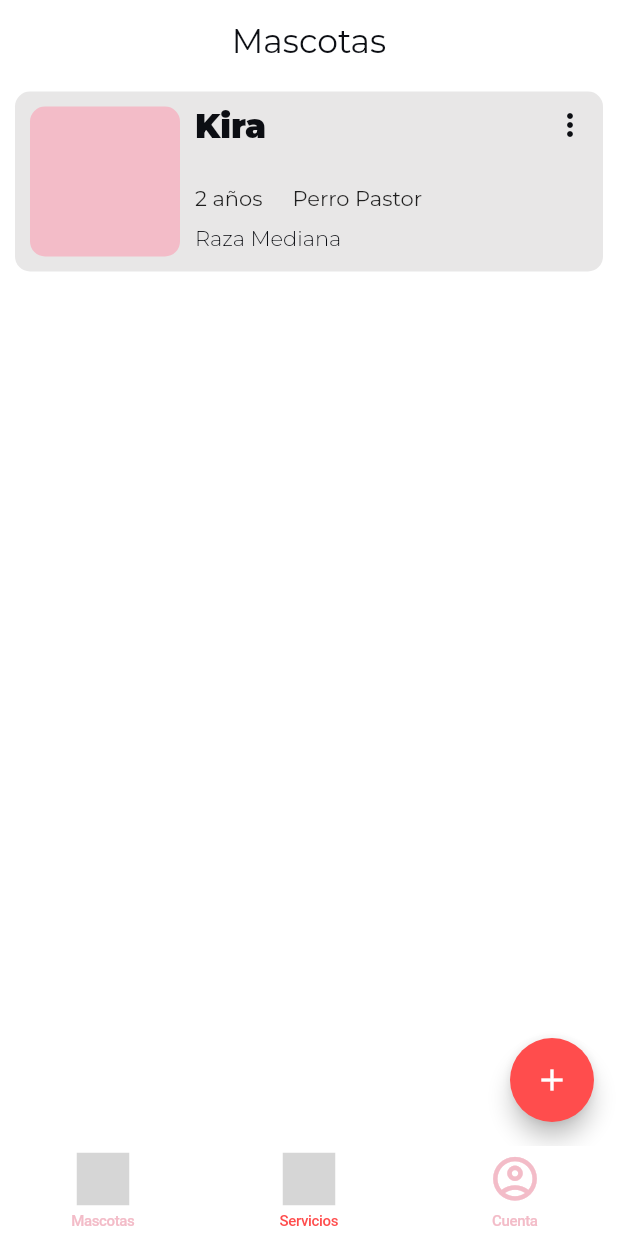
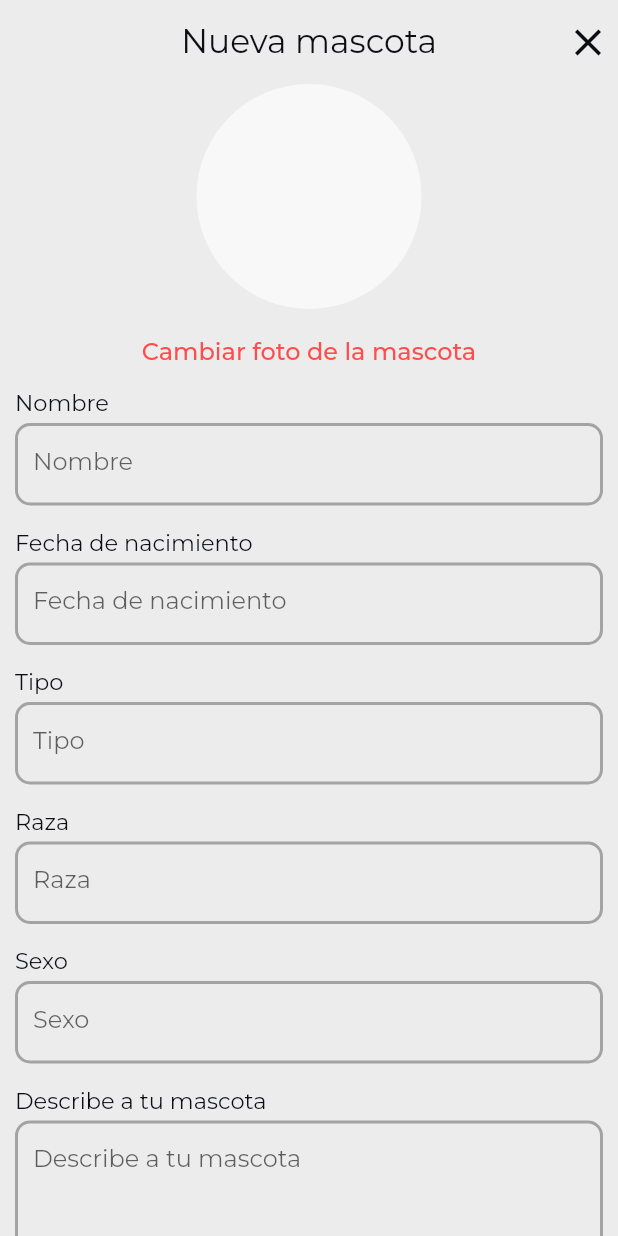
Before and after one commit to 203424/buddies_app, a Flutter app: the MainPage screen opened directly, after a tap on the "add" icon, on a phone screen of 412 x 824 dp. Run offline on Flutter 3.47's test engine with Material 2 defaults, Android fonts, the light colour scheme and no system bars; our stand-ins replace flutter_svg; grey boxes are pictures that could not be loaded.

Commit message:
Vistas Pet

```diff
--- a/lib/const.dart
+++ b/lib/const.dart
@@ -2,17 +2,18 @@ import 'package:flutter/material.dart';
 import 'package:flutter_svg/flutter_svg.dart';
 
 //Paleta de colores
-const Color white = Color(0xFFFFFFFF);
+const Color white = Color(0xFFECECEC);
 const Color black = Color(0xFF0C0E13);
-const Color inputGrey = Color(0xFFE8E7E7);
+const Color inputGrey = Color(0xffF8F8F8);
 const Color primaryColor = Color(0xFFF3BCC8);
 const Color secondaryColor = Color(0xFFDFC7D3);
 const Color redColor = Color(0xFFFF4D4D);
 const Color greenColor = Color(0xFF4DFF62);
 const Color yellowColor = Color(0xFFFBFF4D);
 const Color greyColor = Color(0xFFA3A3A3);
+const Color greyColorStatusBar = Color(0xFFC4C4C4);
 
-const MaterialColor redColorSwatch= MaterialColor(0xFFFF4D4D, {
+const MaterialColor redColorSwatch = MaterialColor(0xFFFF4D4D, {
   50: Color(0xFFFFE0E0),
   100: Color(0xFFFFB3B3),
   200: Color(0xFFFF8080),
@@ -29,13 +30,28 @@ const MaterialColor redColorSwatch= MaterialColor(0xFFFF4D4D, {
 class Font {
   static const TextStyle textStyle =
       TextStyle(fontSize: 14.0, fontWeight: FontWeight.w300, color: black);
+  static TextStyle textStyleBold({Color? color}) {
+    return TextStyle(
+      fontSize: 14.0,
+      fontWeight: FontWeight.w700,
+      color: color,
+    );
+  }
+
   static const TextStyle titleBoldStyle =
       TextStyle(fontSize: 16.0, fontWeight: FontWeight.w600, color: black);
   static const TextStyle titleStyle =
       TextStyle(fontSize: 22.0, fontWeight: FontWeight.w900, color: black);
   static const TextStyle pageTitleStyle =
       TextStyle(fontSize: 22.0, fontWeight: FontWeight.w400, color: black);
-  static const buddiesStyle = TextStyle(fontFamily: 'Solitreo', fontSize: 30.0);
+  static TextStyle buddiesStyle({Color? color}) {
+    return TextStyle(
+      fontFamily: 'Solitreo',
+      fontSize: 40.0,
+      fontWeight: FontWeight.w700,
+      color: color,
+    );
+  }
 
   static TextStyle numberStyle({double? fontSize, FontWeight? fontWeight}) {
     return TextStyle(
@@ -75,4 +91,29 @@ class BuddiesIcons {
       colorFilter: ColorFilter.mode(color, BlendMode.srcIn),
     );
   }
+
+  static SvgPicture logo({double? sizeIcon, Color? color}) {
+    color ??= black;
+    return SvgPicture.asset(
+      'assets/svg/logo.svg',
+      height: sizeIcon,
+      colorFilter: ColorFilter.mode(color, BlendMode.srcIn),
+    );
   }
+
+  static SvgPicture logoRounded({double? sizeIcon, Color? color}) {
+    color ??= black;
+    return SvgPicture.asset(
+      'assets/svg/logo_rounded.svg',
+      height: sizeIcon,
+      colorFilter: ColorFilter.mode(color, BlendMode.srcIn),
+    );
+  }
+}
+
+//pages
+class Pages {
+  static const String signInPage = "signInPage";
+  static const String signUpPage = "signUpPage";
+  static const String addPetPage = "addPetPage";
+}
--- /dev/null
+++ b/lib/features/pets/presentation/add_pet_page.dart
@@ -0,0 +1,110 @@
+import 'package:buddies_app/const.dart';
+import 'package:buddies_app/widgets/button_form_widget.dart';
+import 'package:buddies_app/widgets/input_form_widget.dart';
+import 'package:flutter/material.dart';
+
+class AddPetPage extends StatelessWidget {
+  const AddPetPage({super.key});
+
+  @override
+  Widget build(BuildContext context) {
+    TextEditingController _nameController = TextEditingController();
+    TextEditingController _birthController = TextEditingController();
+    TextEditingController _typeController = TextEditingController();
+    TextEditingController _breedController = TextEditingController();
+    TextEditingController _genderController = TextEditingController();
+    TextEditingController _descriptionController = TextEditingController();
+
+    return Scaffold(
+      backgroundColor: white,
+      appBar: AppBar(
+        backgroundColor: white,
+        centerTitle: true,
+        title: const Text(
+          'Nueva mascota',
+          style: Font.pageTitleStyle,
+        ),
+        shadowColor: Colors.transparent,
+        automaticallyImplyLeading: false,
+        actions: [
+          Padding(
+            padding: const EdgeInsets.only(right: 0.0),
+            child: SizedBox(
+              width: 40.0,
+              height: 30.0,
+              child: InkWell(
+                  onTap: () {
+                    Navigator.pop(context);
+                  },
+                  child: const Icon(
+                    Icons.close,
+                    color: black,
+                    size: 30.0,
+                  )),
+            ),
+          )
+        ],
+      ),
+      body: SingleChildScrollView(
+        child: Padding(
+          padding: const EdgeInsets.symmetric(horizontal: 10.0),
+          child: Column(children: [
+            Center(
+              child: Padding(
+                padding: const EdgeInsets.only(bottom: 5.0),
+                child: Container(
+                  height: 150.0,
+                  width: 150.0,
+                  decoration: BoxDecoration(
+                      color: inputGrey,
+                      borderRadius: BorderRadius.circular(75.0)),
+                ),
+              ),
+            ),
+            Center(
+              child: TextButton(
+                onPressed: () {},
+                child: const Text(
+                  "Cambiar foto de la mascota",
+                  style: TextStyle(fontSize: 16.0, color: redColor),
+                ),
+              ),
+            ),
+            InputFormWidget(
+              title: 'Nombre',
+              controller: _nameController,
+            ),
+            InputFormWidget(
+              title: 'Fecha de nacimiento',
+              controller: _birthController,
+            ),
+            InputFormWidget(
+              title: 'Tipo',
+              controller: _typeController,
+            ),
+            InputFormWidget(
+              title: 'Raza',
+              controller: _breedController,
+            ),
+            InputFormWidget(
+              title: 'Sexo',
+              controller: _genderController,
+            ),
+            InputFormWidget(
+              title: 'Describe a tu mascota',
+              controller: _descriptionController,
+              height: 100.0,
+            ),
+            ButtonFormWidget(
+              onPressed: () {
+                Navigator.pop(context);
+              },
+              text: 'Guardar',
+              height: 50.0,
+            )
+          ]),
+        ),
+      ),
+    );
+  }
+}
--- a/lib/features/pets/presentation/pets_page.dart
+++ b/lib/features/pets/presentation/pets_page.dart
@@ -1,4 +1,5 @@
 import 'package:buddies_app/const.dart';
+import 'package:buddies_app/widgets/button_form_widget.dart';
 import 'package:flutter/material.dart';
 
 class PetsPage extends StatelessWidget {
@@ -6,6 +7,31 @@ class PetsPage extends StatelessWidget {
 
   @override
   Widget build(BuildContext context) {
+    List<Map<String, String>> pets = [
+      //lista de prueba
+      {
+        'name': 'Kira',
+        'birth': '2021-01-04 12:34:56',
+        'type': 'Perro',
+        'breed': 'Pastor',
+        'size': 'Mediana',
+      },
+      {
+        'name': 'Eevee',
+        'birth': '2019-07-04 12:34:56',
+        'type': 'Perro',
+        'breed': 'Salchicha',
+        'size': 'Pequeño',
+      },
+      {
+        'name': 'Manguito',
+        'birth': '2021-07-04 12:34:56',
+        'type': 'Gato',
+        'breed': 'Siamés',
+        'size': 'Mediana',
+      }
+    ];
+
     return SafeArea(
       child: Scaffold(
         backgroundColor: white,
@@ -19,27 +45,66 @@ class PetsPage extends StatelessWidget {
           shadowColor: Colors.transparent,
         ),
         floatingActionButton: FloatingActionButton(
-          onPressed: () {},
+          onPressed: () {
+            Navigator.pushNamed(context, Pages.addPetPage);
+          },
           child: const Icon(Icons.add),
           backgroundColor: redColor,
         ),
-        body: SingleChildScrollView(
-          child: Padding(
+        body: Padding(
           padding: const EdgeInsets.symmetric(horizontal: 10.0),
-            child: Column(children: [petCard()]),
+          child: CustomScrollView(
+            slivers: [
+              SliverList(
+                delegate: SliverChildBuilderDelegate(
+                  (BuildContext context, int index) {
+                    final pet = pets[index];
+
+                    return petCard(context, pet);
+                  },
+                  childCount: pets.length,
+                ),
+              ),
+            ],
           ),
         ),
       ),
     );
   }
 
-  Widget petCard() {
-    return Container(
-      margin: const EdgeInsets.symmetric(vertical: 5.0),
-      decoration: BoxDecoration(
-          color: inputGrey, borderRadius: BorderRadius.circular(10.0)),
+  String calcularEdad(DateTime fechaNacimiento) {
+    DateTime fechaActual = DateTime.now();
+    int edadAnios = fechaActual.year - fechaNacimiento.year;
+    int edadMeses = fechaActual.month - fechaNacimiento.month;
+
+    // Ajustar la edad en meses si la fecha actual es menor al mes de nacimiento
+    if (fechaActual.month < fechaNacimiento.month) {
+      edadAnios--;
+      edadMeses = 12 - fechaNacimiento.month + fechaActual.month;
+    }
+
+    if (edadAnios < 1) {
+      return '$edadMeses meses';
+    } else {
+      return '$edadAnios años';
+    }
+  }
+
+  Widget petCard(context, pet) {
+    return Padding(
+      padding: const EdgeInsets.symmetric(vertical: 5.0),
+      child: Stack(alignment: Alignment.centerRight, children: [
+        ElevatedButton(
+          onPressed: () => Navigator.pushNamed(context, Pages.addPetPage),
+          style: ButtonStyle(
+              shape: MaterialStateProperty.all<RoundedRectangleBorder>(
+                RoundedRectangleBorder(
+                  borderRadius: BorderRadius.circular(10.0),
+                ),
+              ),
+              backgroundColor: const MaterialStatePropertyAll(inputGrey)),
           child: Padding(
-        padding: const EdgeInsets.symmetric(horizontal: 10.0, vertical: 10.0),
+            padding: const EdgeInsets.symmetric(vertical: 14.0),
             child: Row(
               crossAxisAlignment: CrossAxisAlignment.start,
               children: [
@@ -53,12 +118,15 @@ class PetsPage extends StatelessWidget {
                 const SizedBox(
                   width: 10.0,
                 ),
-            const Expanded(
+                Expanded(
                   child: Column(
                     crossAxisAlignment: CrossAxisAlignment.start,
                     children: [
+                      SizedBox(
+                        height: 5.0,
+                      ),
                       Text(
-                    'Kira',
+                        '${pet['name'] ?? ''}',
                         style: Font.titleStyle,
                       ),
                       SizedBox(
@@ -66,27 +134,86 @@ class PetsPage extends StatelessWidget {
                       ),
                       Row(
                         children: [
-                      Text('2 años'),
+                          Text('${calcularEdad(DateTime.parse(pet['birth']))}',
+                              style: Font.textStyle),
                           SizedBox(
                             width: 20.0,
                           ),
-                      Text('Perro Pastor')
+                          Text('${pet['type'] + ' ' + pet['breed'] ?? ''}',
+                              style: Font.textStyle)
                         ],
                       ),
                       SizedBox(
                         height: 10.0,
                       ),
-                  Text("Raza Mediana", style: Font.textStyle)
+                      Text("Raza ${pet['size']}", style: Font.textStyle)
                     ],
                   ),
                 ),
-            const Icon(
-              Icons.more_vert,
-              color: black,
-            )
               ],
             ),
           ),
+        ),
+        InkWell(
+          onTap: () {
+            _openConfirmDeleteDialog(context);
+          },
+          child: const Padding(
+            padding: EdgeInsets.only(right: 12.0),
+            child: Icon(
+              Icons.backspace_outlined,
+              color: black,
+              size: 35.0,
+            ),
+          ),
+        )
+      ]),
     );
   }
+
+  Future<dynamic> _openConfirmDeleteDialog(context) {
+    return showDialog(
+        context: context,
+        builder: (BuildContext context) {
+          return AlertDialog(
+            title: const Text(
+              'Eliminar mascota',
+            ),
+            content: RichText(
+              text: TextSpan(
+                style: Font.textStyle,
+                children: [
+                  const TextSpan(text: '¿Desea eliminar el registro de '),
+                  TextSpan(
+                    text: 'Kira',
+                    style: Font.textStyleBold(color: black),
+                  ),
+                  const TextSpan(
+                    text: '?',
+                    style: Font.textStyle,
+                  ),
+                ],
+              ),
+            ),
+            actions: [
+              ButtonFormWidget(
+                  onPressed: () {
+                    Navigator.of(context).pop();
+                  },
+                  text: 'Cancelar',
+                  width: 90.0,
+                  height: 40.0),
+              TextButton(
+                child: Text(
+                  'Confirmar',
+                  style: Font.textStyleBold(color: redColor),
+                ),
+                onPressed: () {
+                  Navigator.of(context).pop();
+                },
+              ),
+            ],
+          );
+        });
   }
+}
--- a/lib/features/request/presentation/request_page.dart
+++ b/lib/features/request/presentation/request_page.dart
@@ -1,5 +1,6 @@
 import 'package:buddies_app/const.dart';
 import 'package:flutter/material.dart';
+import 'package:flutter/services.dart';
 import 'package:flutter_svg/flutter_svg.dart';
 
 class RequestPage extends StatelessWidget {
@@ -11,15 +12,14 @@ class RequestPage extends StatelessWidget {
       child: Scaffold(
         backgroundColor: white,
         appBar: AppBar(
-          backgroundColor: redColor,
-          title: const Text(
-            'Buddies',
-            style: Font.buddiesStyle,
-          ),
+          backgroundColor: white,
+          title: BuddiesIcons.logoRounded(sizeIcon: 50.0, color: redColor),
+          shadowColor: Colors.transparent,
         ),
         body: SingleChildScrollView(
           child: Padding(
-            padding: const EdgeInsets.symmetric(horizontal: 10.0),
+            padding:
+                const EdgeInsets.symmetric(horizontal: 10.0, vertical: 10.0),
             child: Column(
               crossAxisAlignment: CrossAxisAlignment.start,
               children: [
@@ -178,6 +178,7 @@ class RequestPage extends StatelessWidget {
   Widget botonServicio({String? title, SvgPicture? icon}) {
     return Container(
       decoration: BoxDecoration(
+          color: inputGrey,
           border: Border.all(color: secondaryColor, width: 3.0),
           borderRadius: BorderRadius.circular(10.0)),
       child:
--- a/lib/features/users/presentation/main_page.dart
+++ b/lib/features/users/presentation/main_page.dart
@@ -1,6 +1,7 @@
 import 'package:buddies_app/const.dart';
 import 'package:buddies_app/features/pets/presentation/pets_page.dart';
 import 'package:buddies_app/features/request/presentation/request_page.dart';
+import 'package:buddies_app/features/users/presentation/account_page.dart';
 import 'package:flutter/cupertino.dart';
 import 'package:flutter/material.dart';
 import 'package:flutter_svg/flutter_svg.dart';
@@ -18,7 +19,7 @@ class _MainPageState extends State<MainPage> {
 
   @override
   void initState() {
-    pageController = PageController();
+    pageController = PageController(initialPage: _currentIndex);
     super.initState();
   }
 
@@ -78,7 +79,7 @@ class _MainPageState extends State<MainPage> {
         body: PageView(
           controller: pageController,
           onPageChanged: onPageChanged,
-          children: const [PetsPage(), RequestPage(), RequestPage()],
+          children: const [PetsPage(), RequestPage(), AccountPage()],
         ));
   }
 }
--- /dev/null
+++ b/lib/on_generate_route.dart
@@ -0,0 +1,43 @@
+import 'package:buddies_app/const.dart';
+import 'package:buddies_app/features/pets/presentation/add_pet_page.dart';
+import 'package:flutter/material.dart';
+
+class OnGenerateRoute {
+  static Route<dynamic>? route(RouteSettings settings) {
+    final args = settings.arguments;
+
+    switch(settings.name) {
+      case Pages.addPetPage: {
+          return routeBuilder(const AddPetPage());
+      }
+      // case Pages.signInPage: {
+      //   return routeBuilder();
+      // }
+      // case Pages.signUpPage: {
+      //   return routeBuilder();
+      // }
+      default: {
+        const NoPageFound();
+      }
+    }
+    return null;
+  }
+}
+
+dynamic routeBuilder(Widget child) {
+  return MaterialPageRoute(builder: (context) => child);
+}
+
+class NoPageFound extends StatelessWidget {
+  const NoPageFound({Key? key}) : super(key: key);
+
+  @override
+  Widget build(BuildContext context) {
+    return Scaffold(
+      appBar: AppBar(
+        title: Text("Page not found"),
+      ),
+      body: Center(child: Text("Page not found"),),
+    );
+  }
+}
--- /dev/null
+++ b/lib/widgets/button_form_widget.dart
@@ -0,0 +1,34 @@
+import 'package:flutter/material.dart';
+import 'package:buddies_app/const.dart';
+
+class ButtonFormWidget extends StatelessWidget {
+  final VoidCallback onPressed;
+  final String text;
+  final double? height;
+  final double? width;
+
+  const ButtonFormWidget(
+      {required this.onPressed, required this.text, this.height, this.width});
+
+  @override
+  Widget build(BuildContext context) {
+    return SizedBox(
+      width: width ?? double.infinity,
+      height: height ?? 55.0,
+      child: ElevatedButton(
+        style: ButtonStyle(
+          shape: MaterialStateProperty.all<RoundedRectangleBorder>(
+            RoundedRectangleBorder(
+              borderRadius: BorderRadius.circular(
+                  10.0), // Establece el radio de las esquinas
+            ),
+          ),
+        ),
+        onPressed: onPressed,
+        child: Text(
+          text,
+        ),
+      ),
+    );
+  }
+}
--- /dev/null
+++ b/lib/widgets/input_form_widget.dart
@@ -0,0 +1,47 @@
+import 'package:buddies_app/const.dart';
+import 'package:flutter/material.dart';
+
+class InputFormWidget extends StatelessWidget {
+  const InputFormWidget({super.key, this.controller, this.title, this.height});
+
+  final TextEditingController? controller;
+  final String? title;
+  final double? height;
+
+  @override
+  Widget build(BuildContext context) {
+    return Padding(
+      padding: const EdgeInsets.only(bottom: 15.0),
+      child: Column(
+        crossAxisAlignment: CrossAxisAlignment.start,
+        children: [
+          Padding(
+            padding: const EdgeInsets.only(bottom: 5.0),
+            child: Text(
+              '$title',
+              style: const TextStyle(color: black, fontSize: 15.0),
+            ),
+          ),
+          Container(
+            height: height ?? 55.0,
+            padding: EdgeInsets.symmetric(horizontal: 10.0),
+            decoration: BoxDecoration(
+                border: Border.all(width: 2.0, color: greyColor),
+                borderRadius: BorderRadius.circular(10.0)),
+            child: TextFormField(
+              controller: controller,
+              style: const TextStyle(color: black),
+              decoration: InputDecoration(
+                  hintText: '$title',
+                  border: InputBorder.none,
+                  // border: const OutlineInputBorder(
+                  //     borderSide: BorderSide(color: Colors.transparent),
+                  //     borderRadius: BorderRadius.all(Radius.circular(10.0))),
+                  labelStyle: const TextStyle(color: black)),
+            ),
+          ),
+        ],
+      ),
+    );
+  }
+}
```
Also changed, not shown: lib/features/users/presentation/account_page.dart (added, +58 -0 lines), lib/main.dart (+16 -7 lines), assets/svg/logo.svg (added), assets/svg/logo_rounded.svg (added). Lines whose indentation alone changed are shown as unchanged.
